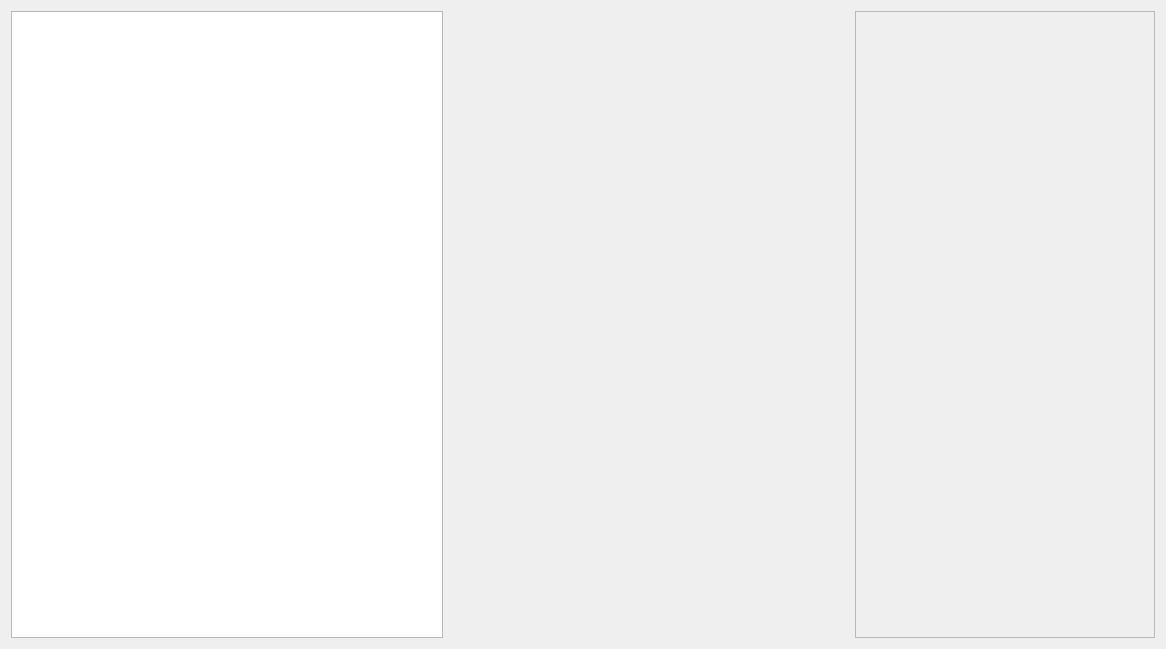
Above: TouchProbe/touchprobe.ui from mikejg/MainGen before the change. Below: the same form after it.
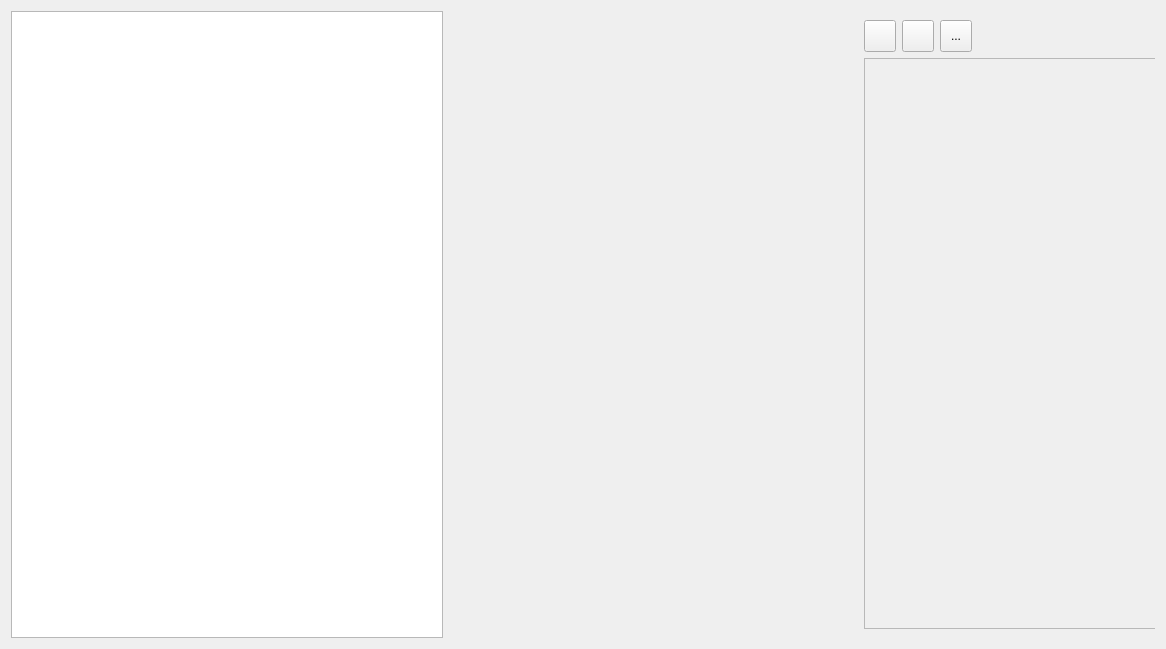
That is the form after the change. Icons and pictures are not drawn. Custom widgets are drawn as their Qt base class.

Patch:
```diff
--- a/TouchProbe/touchprobe.ui
+++ b/TouchProbe/touchprobe.ui
@@ -43,6 +43,110 @@
     </widget>
    </item>
    <item>
+    <widget class="QWidget" name="widget" native="true">
+     <property name="minimumSize">
+      <size>
+       <width>300</width>
+       <height>0</height>
+      </size>
+     </property>
+     <property name="maximumSize">
+      <size>
+       <width>300</width>
+       <height>16777215</height>
+      </size>
+     </property>
+     <layout class="QVBoxLayout" name="verticalLayout">
+      <item>
+       <layout class="QHBoxLayout" name="horizontalLayout_ToolBar">
+        <item>
+         <widget class="QToolButton" name="toolButton_Edit">
+          <property name="minimumSize">
+           <size>
+            <width>32</width>
+            <height>32</height>
+           </size>
+          </property>
+          <property name="text">
+           <string/>
+          </property>
+          <property name="icon">
+           <iconset>
+            <normalon>:/Icons/TouchProbe/create.png</normalon>
+           </iconset>
+          </property>
+          <property name="iconSize">
+           <size>
+            <width>24</width>
+            <height>24</height>
+           </size>
+          </property>
+         </widget>
+        </item>
+        <item>
+         <widget class="QToolButton" name="toolButton_Pix">
+          <property name="minimumSize">
+           <size>
+            <width>32</width>
+            <height>32</height>
+           </size>
+          </property>
+          <property name="text">
+           <string/>
+          </property>
+          <property name="icon">
+           <iconset>
+            <normalon>:/Icons/TouchProbe/Picture.png</normalon>
+           </iconset>
+          </property>
+          <property name="iconSize">
+           <size>
+            <width>24</width>
+            <height>24</height>
+           </size>
+          </property>
+         </widget>
+        </item>
+        <item>
+         <widget class="QToolButton" name="toolButton_Export">
+          <property name="minimumSize">
+           <size>
+            <width>32</width>
+            <height>32</height>
+           </size>
+          </property>
+          <property name="text">
+           <string>...</string>
+          </property>
+          <property name="icon">
+           <iconset>
+            <normalon>:/Icons/Export.png</normalon>
+           </iconset>
+          </property>
+          <property name="iconSize">
+           <size>
+            <width>24</width>
+            <height>24</height>
+           </size>
+          </property>
+         </widget>
+        </item>
+        <item>
+         <spacer name="horizontalSpacer_4">
+          <property name="orientation">
+           <enum>Qt::Horizontal</enum>
+          </property>
+          <property name="sizeHint" stdset="0">
+           <size>
+            <width>40</width>
+            <height>20</height>
+           </size>
+          </property>
+         </spacer>
+        </item>
+       </layout>
+      </item>
+      <item>
     <widget class="QScrollArea" name="scrollArea">
      <property name="minimumSize">
       <size>
@@ -68,7 +172,7 @@
         <x>0</x>
         <y>0</y>
         <width>298</width>
-        <height>629</height>
+           <height>571</height>
        </rect>
       </property>
       <layout class="QVBoxLayout" name="verticalLayout_scrollArea">
@@ -90,6 +194,9 @@
        </item>
       </layout>
      </widget>
+       </widget>
+      </item>
+     </layout>
     </widget>
    </item>
   </layout>
```
Lines whose indentation alone changed are shown as unchanged.
